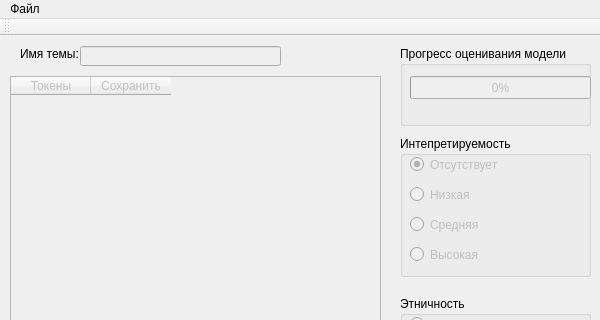
The window that TopicViewer/main_window.ui (MelLain/Different) describes before a commit, drawn with Qt 5; both pictures show x 0 to 600 and y 0 to 320 of the 600 by 500 pixel window.
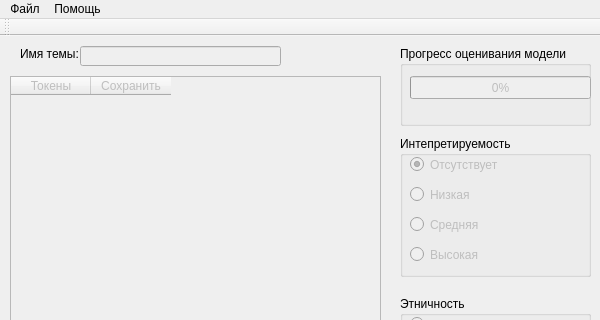
The same window after the commit.

Diff of the .ui file:
```diff
--- a/TopicViewer/main_window.ui
+++ b/TopicViewer/main_window.ui
@@ -370,7 +370,15 @@
     <addaction name="ActionOpen"/>
     <addaction name="ActionExit"/>
    </widget>
+   <widget class="QMenu" name="menu_2">
+    <property name="title">
+     <string>Помощь</string>
+    </property>
+    <addaction name="ActionHelp"/>
+    <addaction name="ActionAbout"/>
+   </widget>
    <addaction name="menu"/>
+   <addaction name="menu_2"/>
   </widget>
   <widget class="QToolBar" name="mainToolBar">
    <attribute name="toolBarArea">
```
Left out of the diff: 12 changed lines with no effect on the pictures.
